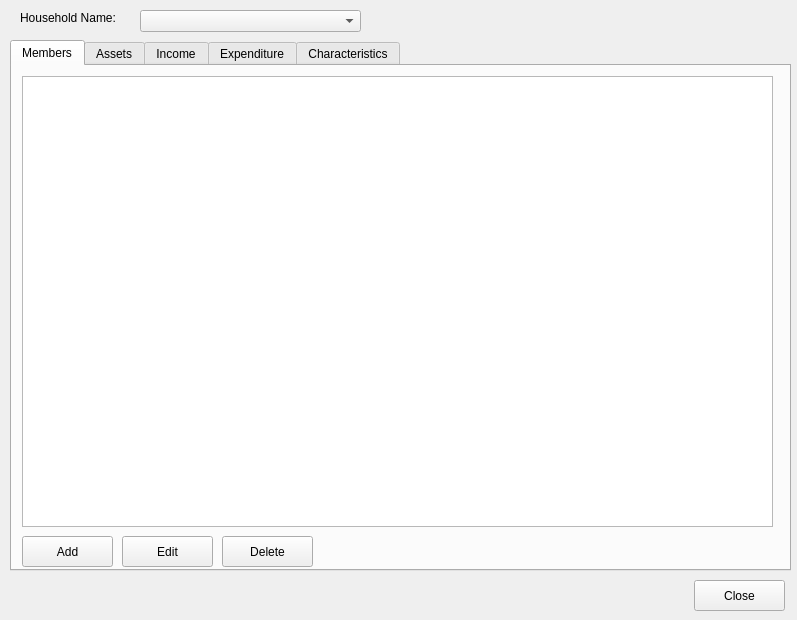
Qt form open-ihm/gui/designs/ui_household_data.ui (snim2mirror/openihm) before a commit.
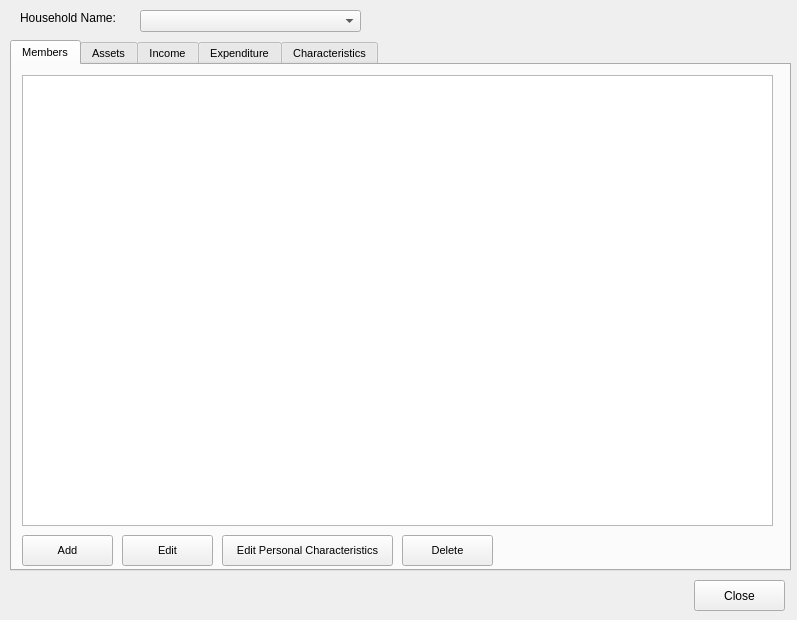
The same form after that commit. The open tabs and pages were chosen to show the change.

Commit message: Issue 35, 36 and 42: Modified data entry forms for assets, income: crops, livestock, transfers etc

```diff
--- a/open-ihm/gui/designs/ui_household_data.ui
+++ b/open-ihm/gui/designs/ui_household_data.ui
@@ -28,6 +28,11 @@
      <height>531</height>
     </rect>
    </property>
+   <property name="font">
+    <font>
+     <pointsize>8</pointsize>
+    </font>
+   </property>
    <property name="currentIndex">
     <number>2</number>
    </property>
@@ -74,7 +79,7 @@
     <widget class="QPushButton" name="cmdDelMember">
      <property name="geometry">
       <rect>
-       <x>210</x>
+       <x>390</x>
        <y>470</y>
        <width>91</width>
        <height>31</height>
@@ -84,6 +89,19 @@
       <string>Delete</string>
      </property>
     </widget>
+    <widget class="QPushButton" name="cmdEditPersonalChars">
+     <property name="geometry">
+      <rect>
+       <x>210</x>
+       <y>470</y>
+       <width>171</width>
+       <height>31</height>
+      </rect>
+     </property>
+     <property name="text">
+      <string>Edit Personal Characteristics</string>
+     </property>
+    </widget>
    </widget>
    <widget class="QWidget" name="tabHouseholdAssets">
     <attribute name="title">
```
Left out of the diff: 14 changed lines with no effect on the pictures. The commit also changes 13 other files.
